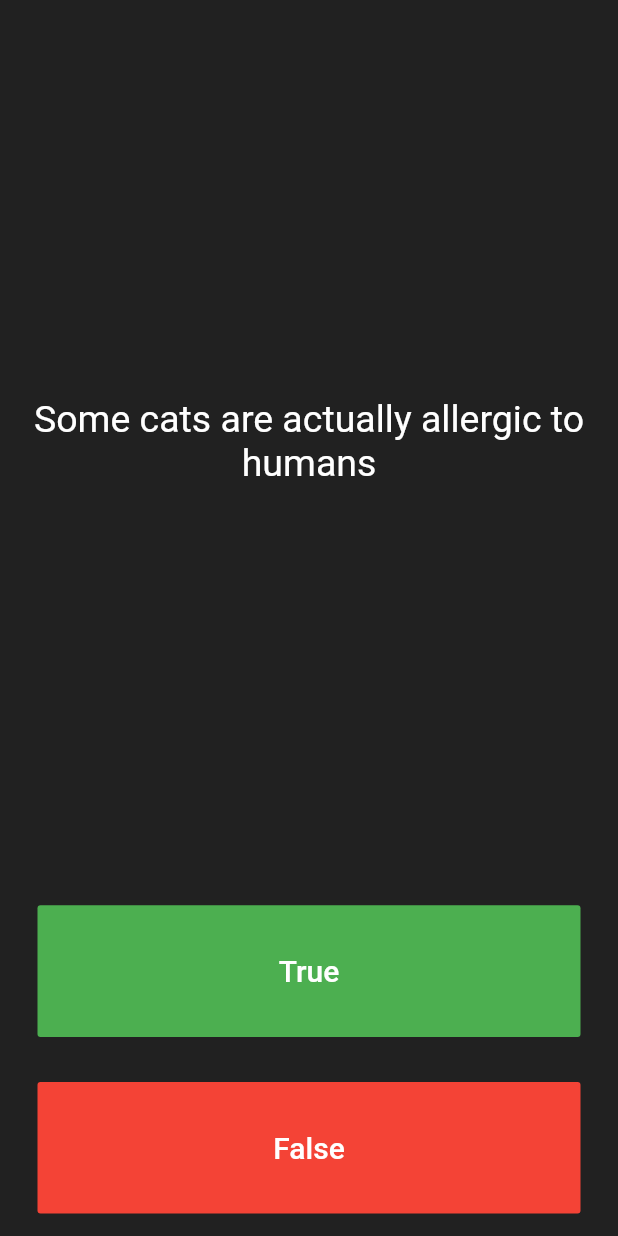
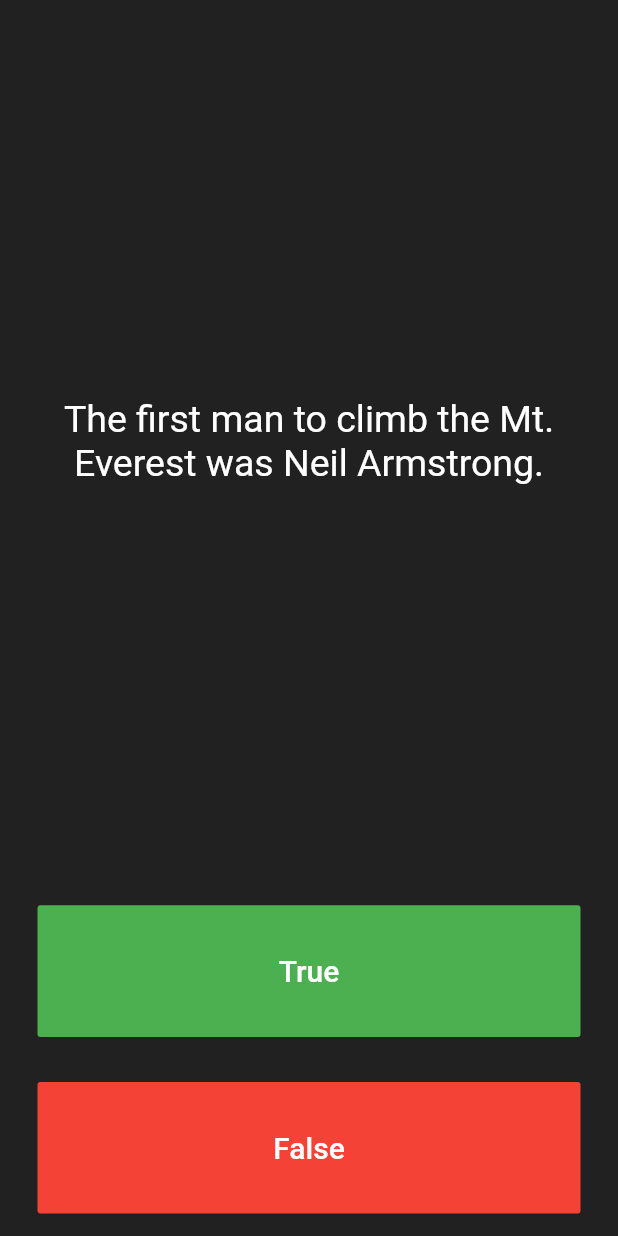
Before and after one commit to Procoder16/Quizzler, a Flutter app: the screen it shows after launch, on a phone screen of 412 x 824 dp. Run offline on Flutter 3.47's test engine with Material 2 defaults, Android fonts, the phone set to English and light mode, and no system bars; our stand-ins replace rflutter_alert.

Commit message:
changed the questions

```diff
--- a/lib/quiz_brain.dart
+++ b/lib/quiz_brain.dart
@@ -4,31 +4,28 @@ class QuizBrain {
   int _questionNumber = 0;
 
   List<Question> _questionBank = [
-    Question('Some cats are actually allergic to humans', true),
+    Question(
+        'The first man to climb the Mt. Everest was Neil Armstrong.', false),
     Question('You can lead a cow down stairs but not up stairs.', false),
     Question('Approximately one quarter of human bones are in the feet.', true),
     Question('A slug\'s blood is green.', true),
-    Question('Buzz Aldrin\'s mother\'s maiden name was \"Moon\".', true),
-    Question('It is illegal to pee in the Ocean in Portugal.', true),
+    Question('SpaceX is a company owned by Jeff Bezos.', false),
+    Question(
+        'The first player to hit a double century in One Day Cricket was Sachin Tendulkar.',
+        true),
     Question(
         'No piece of square dry paper can be folded in half more than 7 times.',
         false),
-    Question(
-        'In London, UK, if you happen to die in the House of Parliament, you are technically entitled to a state funeral, because the building is considered too sacred a place.',
-        true),
+    Question('The Fax Machine was patented in 1843.', true),
     Question(
         'The loudest sound produced by any animal is 188 decibels. That animal is the African Elephant.',
         false),
     Question(
-        'The total surface area of two human lungs is approximately 70 square metres.',
-        true),
+        'The total surface area of two human lungs is approximately 100 square metres.',
+        false),
     Question('Google was originally called \"Backrub\".', true),
-    Question(
-        'Chocolate affects a dog\'s heart and nervous system; a few ounces are enough to kill a small dog.',
-        true),
-    Question(
-        'In West Virginia, USA, if you accidentally hit an animal with your car, you are free to take it home to eat.',
-        true),
+    Question('Darker the coffee roast, more the caffeine it contains.', false),
+    Question('The Statue of Liberty was a gift from France.', true),
   ];
 
   void nextQuestion() {
@@ -53,7 +50,6 @@ class QuizBrain {
 
       print('Now returning true');
       return true;
-
     } else {
       return false;
     }
```
